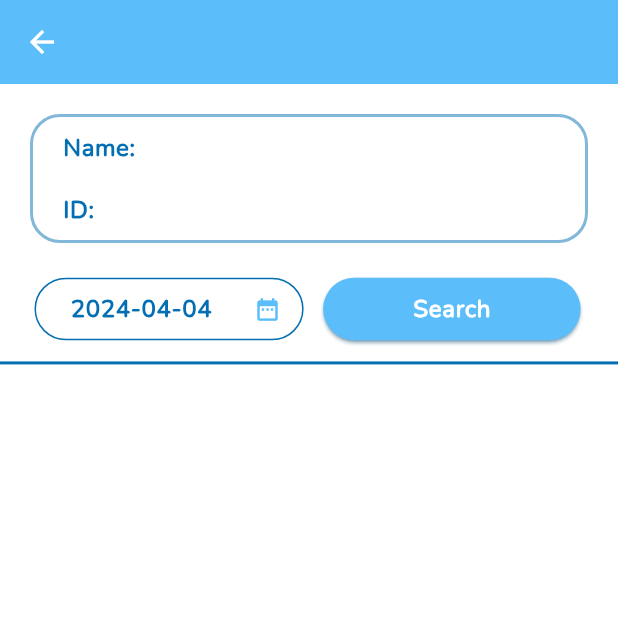
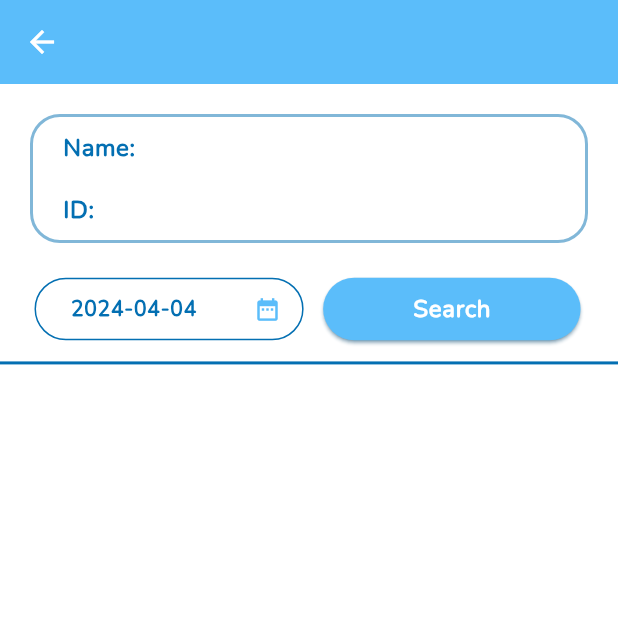
Before and after one commit to Rohit-ChauhanRC/maklifee_com_jun, a Flutter app: the HomeView screen opened by its route, after a tap on the "shopping cart" icon, on a phone screen of 412 x 824 dp, the top half of it. Run offline on Flutter 3.47's test engine with Material 3 defaults, Android fonts, the phone set to English and light mode, and no system bars; our stand-ins replace datetime_picker_formfield_new, flutter_screenutil, get, get_storage, upgrader; accounts and stored records are empty; network calls fail; statements that could not run were skipped.

Commit message:
app icon chg, datetime picker apply theme

```diff
--- a/lib/app/modules/cart/views/cart_view.dart
+++ b/lib/app/modules/cart/views/cart_view.dart
@@ -6,7 +6,6 @@ import 'package:maklifee_com/app/routes/app_pages.dart';
 import 'package:maklifee_com/app/utils/widgets/custom_button.dart';
 
 import '../../../utils/app_colors/app_colors.dart';
-import '../../../utils/widgets/appBarContainer.dart';
 import '../../../utils/widgets/date_time_picker_widget.dart';
 import '../../../utils/widgets/profileContiner.dart';
 import '../controllers/cart_controller.dart';
@@ -32,11 +31,11 @@ class CartView extends GetView<CartController> {
 
             Row(
               children: [
-                Container(
+                Obx(() => Container(
                       padding: const EdgeInsets.all(3),
-                  height: 40.h,
                       margin: const EdgeInsets.only(left: 20, right: 10),
                       width: Get.width * 0.45,
+                      height: 40.h,
                       child: DateTimePickerWidget(
                         initialDate: DateTime.tryParse(controller.fromDate),
                         hintText: "From Date",
@@ -44,8 +43,14 @@ class CartView extends GetView<CartController> {
                           controller.fromDate =
                               DateFormat("yyyy-MM-dd").format(val!).toString();
                         },
+                        onChangedIos: (val) {
+                          print("val: $val");
+                          controller.fromDate =
+                              DateFormat("yyyy-MM-dd").format(val!).toString();
+                        },
+                        lastDate: DateTime.now(),
                       ),
-                ),
+                    )),
                 CustomButton(
                   title: "Search",
                   onPressed: () {
--- a/lib/app/modules/home/views/home_view.dart
+++ b/lib/app/modules/home/views/home_view.dart
@@ -5,7 +5,6 @@ import 'package:get/get.dart';
 import 'package:maklifee_com/app/routes/app_pages.dart';
 import 'package:maklifee_com/app/utils/app_colors/app_colors.dart';
 
-import '../../../utils/widgets/appBarContainer.dart';
 import '../../../utils/widgets/profileContiner.dart';
 import '../controllers/home_controller.dart';
 
@@ -52,7 +51,8 @@ class HomeView extends GetView<HomeController> {
           ),
           Obx(() => controller.p1.length > 1
               ? SizedBox(
-                  height: Get.height * 0.6,
+                  // color: Colors.green,
+                  height: Get.height * 0.65,
                   child: ListView.builder(
                       itemCount: controller.p1.length,
                       itemBuilder: (context, i) {
--- a/lib/app/modules/login/views/login_view.dart
+++ b/lib/app/modules/login/views/login_view.dart
@@ -3,12 +3,10 @@ import 'package:flutter/services.dart';
 import 'package:flutter_screenutil/flutter_screenutil.dart';
 
 import 'package:get/get.dart';
-import 'package:maklifee_com/app/routes/app_pages.dart';
 import 'package:maklifee_com/app/utils/app_colors/app_colors.dart';
 import 'package:maklifee_com/app/utils/widgets/check_box_widget.dart';
 import 'package:upgrader/upgrader.dart';
 
-import '../../../utils/widgets/check_form_field.dart';
 import '../../../utils/widgets/custom_button.dart';
 import '../../../utils/widgets/text_form_widget.dart';
 import '../controllers/login_controller.dart';
--- a/lib/app/utils/widgets/date_time_picker_widget.dart
+++ b/lib/app/utils/widgets/date_time_picker_widget.dart
@@ -1,15 +1,18 @@
+import 'dart:io';
+
 import 'package:datetime_picker_formfield_new/datetime_picker_formfield.dart';
 import 'package:flutter/cupertino.dart';
 import 'package:flutter/material.dart';
 
 import 'package:intl/intl.dart';
 import 'package:maklifee_com/app/utils/app_colors/app_colors.dart';
+import 'package:maklifee_com/app/utils/utils.dart';
 
 class DateTimePickerWidget extends StatelessWidget {
   final Color? iconColor;
-  // final TextEditingController? controller;
   final void Function(DateTime?)? onSaved;
   final void Function(DateTime?)? onChanged;
+  final void Function(DateTime?) onChangedIos;
   final String? hintText;
   final TextStyle? style;
   final String? Function(DateTime?)? validate;
@@ -18,7 +21,6 @@ class DateTimePickerWidget extends StatelessWidget {
   DateTimePickerWidget({
     Key? key,
     this.iconColor,
-    // this.controller,
     this.onChanged,
     this.hintText,
     this.style,
@@ -26,6 +28,7 @@ class DateTimePickerWidget extends StatelessWidget {
     this.onSaved,
     this.initialDate,
     this.lastDate,
+    required this.onChangedIos,
   }) : super(key: key);
 
   final format = DateFormat("yyyy-MM-dd");
@@ -34,7 +37,8 @@ class DateTimePickerWidget extends StatelessWidget {
   Widget build(BuildContext context) {
     return DateTimeField(
       initialValue: initialDate,
-      style: Theme.of(context).textTheme.bodySmall,
+      style: Theme.of(context).textTheme.labelMedium,
+      // style: Theme.of(context).textTheme.labelMedium,
       textAlign: TextAlign.start,
       onSaved: onSaved,
       validator: validate,
@@ -51,11 +55,34 @@ class DateTimePickerWidget extends StatelessWidget {
       onChanged: onChanged,
       onShowPicker: (context, currentValue) {
         return showDatePicker(
-            context: context,
-            firstDate: DateTime(1900),
-            initialDate: currentValue ?? initialDate,
-            lastDate: lastDate ?? DateTime(2100));
+          context: context,
+          firstDate: DateTime(1900),
+          initialDate: currentValue ?? initialDate,
+          lastDate: lastDate ?? DateTime(2100),
+          initialEntryMode: DatePickerEntryMode.calendar,
+        );
       },
     );
+    // : DateTimeField(
+    //     initialValue: initialDate,
+    //     style: Theme.of(context).textTheme.bodySmall,
+    //     textAlign: TextAlign.start,
+    //     onSaved: onSaved,
+    //     validator: validate,
+    //     decoration: InputDecoration(
+    //       fillColor: Colors.white,
+    //       filled: true,
+    //       hintText: hintText,
+    //       suffixIcon: Icon(
+    //         Icons.date_range,
+    //         color: AppColors.appColor,
+    //       ),
+    //     ),
+    //     format: format,
+    //     onChanged: onChangedIos,
+    //     onShowPicker: (context, currentValue) {
+    //       return Utils.showIOSDatePicker(context, onChangedIos);
+    //     },
+    //   );
   }
 }
--- a/lib/main.dart
+++ b/lib/main.dart
@@ -18,7 +18,7 @@ void main() async {
         splitScreenMode: true,
         builder: (_, child) {
           return GetMaterialApp(
-            title: "MaklifeEcom",
+            title: "MaklifeE-com",
             initialRoute: AppPages.INITIAL,
             getPages: AppPages.routes,
             theme: AppTheme.theme,
--- a/pubspec.yaml
+++ b/pubspec.yaml
@@ -16,6 +16,7 @@ dependencies:
   get_storage: ^2.1.1
   http: ^1.2.0
   upgrader: ^9.0.0
+  intl:
 
 dev_dependencies:
   flutter_launcher_icons: ^0.13.1
@@ -27,10 +28,10 @@ dev_dependencies:
 flutter_launcher_icons:
   android: "launcher_icon"
   ios: true
-  image_path: "assets/images/logo.png"
+  image_path: "assets/images/image.jpg"
   min_sdk_android: 21 # android min sdk min:16, default 21
   # adaptive_icon_background: "#ffffff"
-  adaptive_icon_foreground: "assets/images/logo.png"
+  # adaptive_icon_foreground: "assets/images/icon.jpeg"
 
 flutter:
   uses-material-design: true
```
Also changed, not shown: lib/app/utils/themes/app_theme.dart (+11 -1 lines), lib/app/utils/utils.dart (+18 -0 lines), assets/images/icon.jpeg (added), assets/images/icon2.jpeg (added), assets/images/image.jpg (added), assets/images/image.png (added), pubspec.lock, 30 other files. Lines whose indentation alone changed are shown as unchanged.
